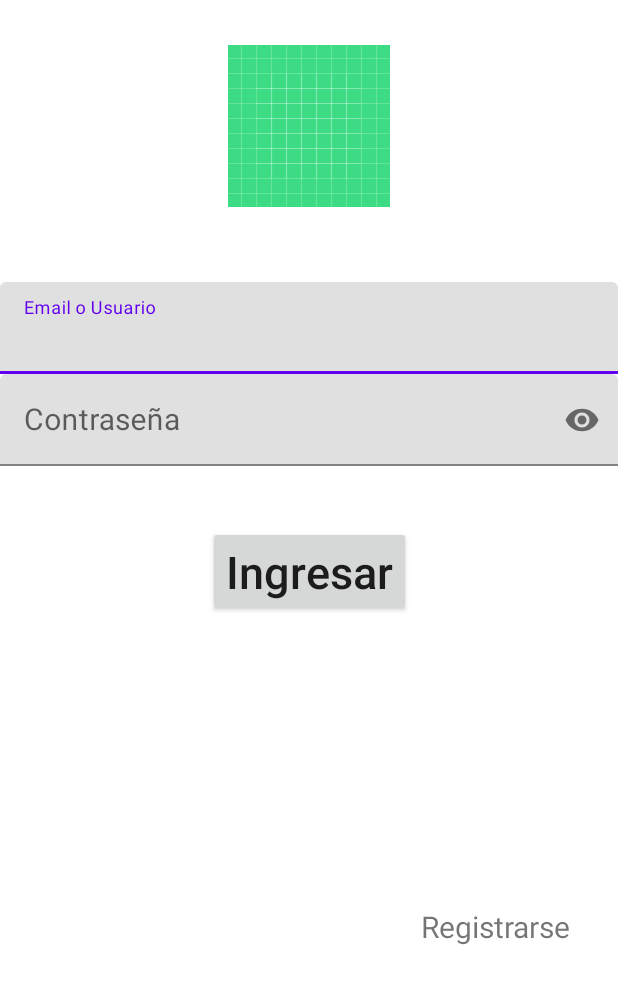
After one commit to jaaxdev/CompleteExample_Of_MVP, an Android app: the layout activity_login.xml on its own in the app's theme, with its tools: preview values and no code run, on a phone screen of 412 x 824 dp. The commit adds this screen. Shown: the top 984 px of the screen. Run offline under Robolectric (Android 15) with nearby library versions, the phone set to English and light mode, and no system bars.

Commit message:
la verificacion del login ya funciona

```diff
--- a/app/src/main/AndroidManifest.xml
+++ b/app/src/main/AndroidManifest.xml
@@ -2,7 +2,10 @@
 <manifest xmlns:android="http://schemas.android.com/apk/res/android"
     xmlns:tools="http://schemas.android.com/tools">
 
+    <uses-permission android:name="android.permission.INTERNET"/>
+
     <application
+        android:name=".di.App"
         android:allowBackup="true"
         android:dataExtractionRules="@xml/data_extraction_rules"
         android:fullBackupContent="@xml/backup_rules"
@@ -13,7 +16,7 @@
         android:theme="@style/Theme.Login"
         tools:targetApi="31">
         <activity
-            android:name=".MainActivity"
+            android:name=".ui.LoginActivity"
             android:exported="true">
             <intent-filter>
                 <action android:name="android.intent.action.MAIN" />
--- /dev/null
+++ b/app/src/main/java/com/jaax/login/data/model/LoginRequestResponse.kt
@@ -0,0 +1,5 @@
+package com.jaax.login.data.model
+
+data class LoginRequestResponse(
+    val token: String
+)
--- /dev/null
+++ b/app/src/main/res/layout/activity_login.xml
@@ -0,0 +1,84 @@
+<?xml version="1.0" encoding="utf-8"?>
+<androidx.constraintlayout.widget.ConstraintLayout
+    xmlns:android="http://schemas.android.com/apk/res/android"
+    xmlns:app="http://schemas.android.com/apk/res-auto"
+    android:layout_width="match_parent"
+    android:layout_height="match_parent">
+
+    <androidx.appcompat.widget.AppCompatImageView
+        android:id="@+id/imgLogo"
+        android:layout_width="0dp"
+        android:layout_height="wrap_content"
+        android:layout_marginTop="30dp"
+        android:src="@drawable/ic_launcher_background"
+        app:layout_constraintEnd_toEndOf="parent"
+        app:layout_constraintStart_toStartOf="parent"
+        app:layout_constraintTop_toTopOf="parent" />
+
+    <com.google.android.material.textfield.TextInputLayout
+        android:id="@+id/tilLoginUser"
+        android:layout_width="match_parent"
+        android:layout_height="wrap_content"
+        android:layout_below="@id/imgLogo"
+        android:layout_marginTop="50dp"
+        app:layout_constraintEnd_toEndOf="parent"
+        app:layout_constraintHorizontal_bias="0.187"
+        app:layout_constraintStart_toStartOf="parent"
+        app:layout_constraintTop_toBottomOf="@+id/imgLogo">
+
+        <com.google.android.material.textfield.TextInputEditText
+            android:id="@+id/etUsername"
+            android:layout_width="match_parent"
+            android:layout_height="wrap_content"
+            android:hint="@string/email_o_usuario"
+            android:singleLine="true"
+            android:textSize="20sp" />
+    </com.google.android.material.textfield.TextInputLayout>
+
+    <com.google.android.material.textfield.TextInputLayout
+        android:id="@+id/tilLoginPassword"
+        android:layout_width="match_parent"
+        android:layout_height="wrap_content"
+        android:layout_below="@id/tilLoginUser"
+        app:layout_constraintEnd_toEndOf="parent"
+        app:layout_constraintStart_toStartOf="parent"
+        app:layout_constraintTop_toBottomOf="@+id/tilLoginUser"
+        app:passwordToggleEnabled="true">
+
+        <com.google.android.material.textfield.TextInputEditText
+            android:id="@+id/etPassword"
+            android:layout_width="match_parent"
+            android:layout_height="wrap_content"
+            android:hint="@string/password"
+            android:inputType="textPassword"
+            android:imeOptions="actionDone"
+            android:singleLine="true"
+            android:textSize="20sp" />
+    </com.google.android.material.textfield.TextInputLayout>
+
+    <androidx.appcompat.widget.AppCompatButton
+        android:id="@+id/btnLogin"
+        android:layout_width="wrap_content"
+        android:layout_height="wrap_content"
+        android:layout_marginTop="40dp"
+        android:elevation="5dp"
+        android:text="@string/ingress"
+        android:textAllCaps="false"
+        android:textSize="30sp"
+        app:layout_constraintEnd_toEndOf="parent"
+        app:layout_constraintStart_toStartOf="parent"
+        app:layout_constraintTop_toBottomOf="@+id/tilLoginPassword" />
+
+    <androidx.appcompat.widget.AppCompatTextView
+        android:id="@+id/tvForgotData"
+        android:layout_width="wrap_content"
+        android:layout_height="wrap_content"
+        android:text="@string/signup"
+        android:textSize="20sp"
+        app:layout_constraintEnd_toEndOf="parent"
+        app:layout_constraintHorizontal_bias="0.9"
+        app:layout_constraintStart_toStartOf="parent"
+        app:layout_constraintBottom_toBottomOf="parent"
+        app:layout_constraintTop_toBottomOf="@id/btnLogin"/>
+
+</androidx.constraintlayout.widget.ConstraintLayout>
--- a/app/src/main/res/values/strings.xml
+++ b/app/src/main/res/values/strings.xml
@@ -1,3 +1,9 @@
 <resources>
     <string name="app_name">Login</string>
+    <string name="user">Usuario</string>
+    <string name="password">Contraseña</string>
+    <string name="ingress">Ingresar</string>
+    <string name="signup">Registrarse</string>
+    <string name="register">Registrar</string>
+    <string name="email_o_usuario">Email o Usuario</string>
 </resources>
```
Also changed, not shown: app/src/main/java/com/jaax/login/MainActivity.kt (deleted, +0 -11 lines), app/src/main/java/com/jaax/login/data/LoginMVP.kt (added, +22 -0 lines), app/src/main/java/com/jaax/login/data/LoginModel.kt (added, +44 -0 lines), app/src/main/java/com/jaax/login/data/LoginPresenter.kt (added, +43 -0 lines), app/src/main/java/com/jaax/login/data/model/LoginRequest.kt (added, +7 -0 lines), app/src/main/java/com/jaax/login/data/network/LoginService.kt (added, +14 -0 lines), app/src/main/java/com/jaax/login/di/App.kt (added, +7 -0 lines), app/src/main/java/com/jaax/login/di/Module.kt (added, +49 -0 lines), app/src/main/java/com/jaax/login/ui/LoginActivity.kt (added, +54 -0 lines), app/src/main/java/com/jaax/login/util/Utils.kt (added, +8 -0 lines), app/src/main/res/layout/activity_main.xml (deleted, +0 -18 lines), app/src/main/res/layout/activity_register.xml (added, +64 -0 lines).
